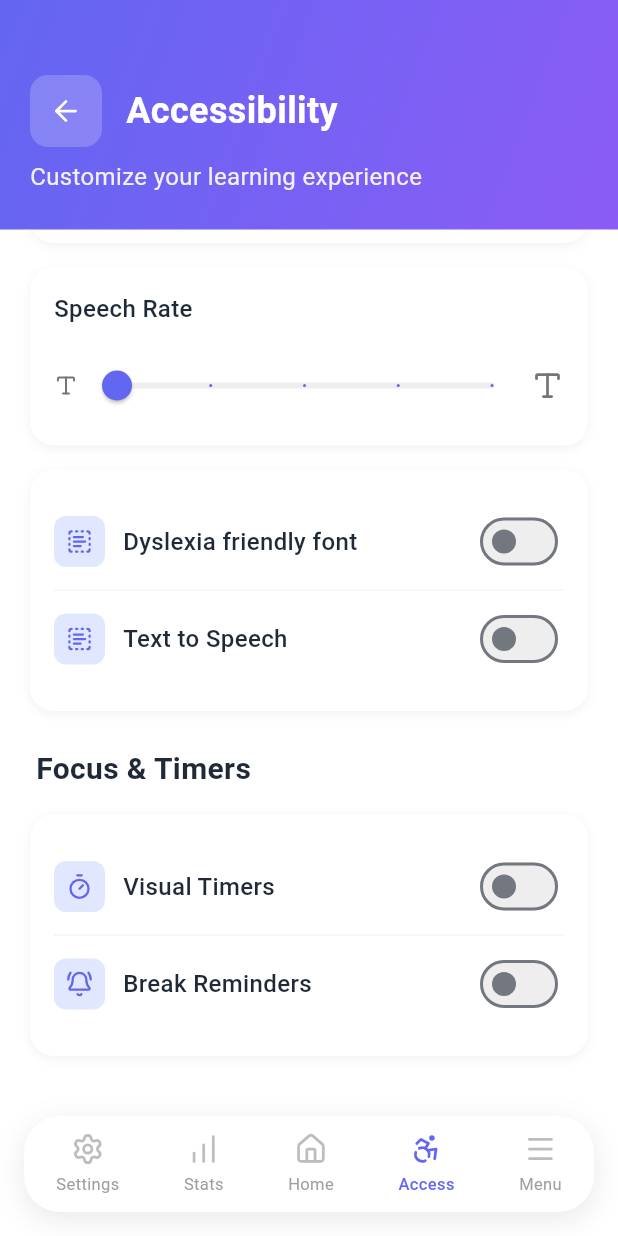
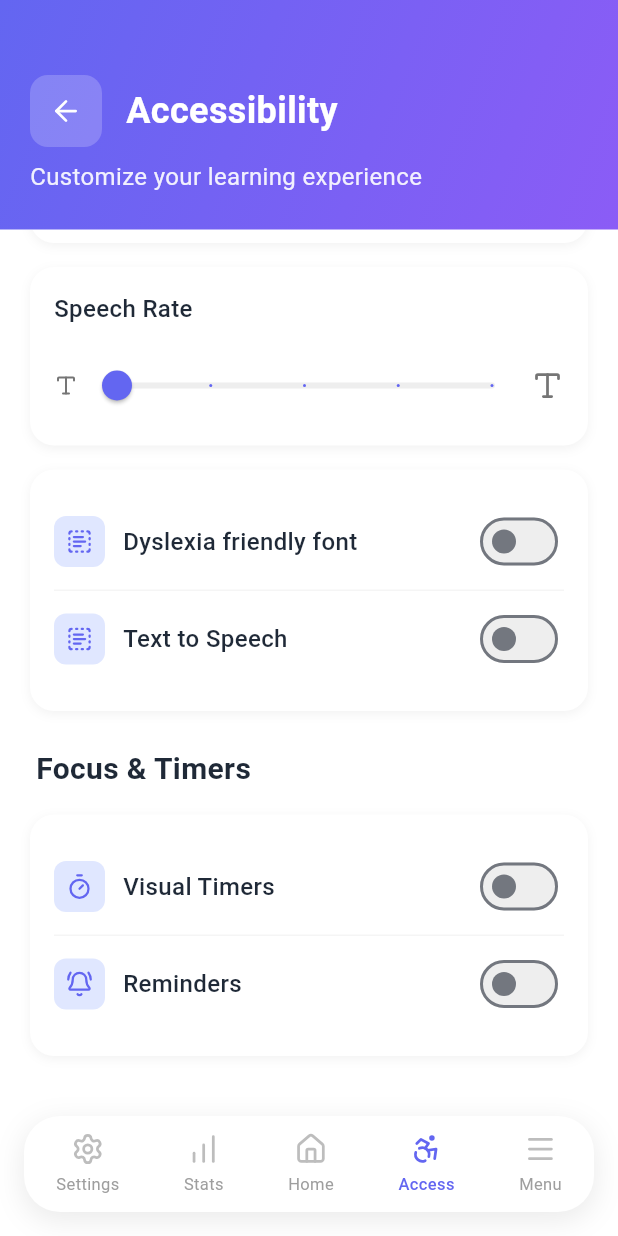
Before and after one commit to 0xteamCookie/LearnAbility, a Flutter app: the HomePage screen opened directly, item 4 of the bottom bar chosen, scrolled down 302 dp, on a phone screen of 412 x 824 dp. Run offline on Flutter 3.47's test engine with Material 3 defaults, Android fonts, the phone set to English and light mode, and no system bars; our stand-ins replace easy_localization, file_picker, flutter_markdown, flutter_tts, logger, lucide_icons and 2 more; missing offline and left inert: flutter_math_fork, vapinew; accounts and stored records are empty; network calls fail.

Commit message:
reminders done and props passed

```diff
--- a/assets/lang/en.json
+++ b/assets/lang/en.json
@@ -93,7 +93,7 @@
     "fast": "Fast",
     "dyslexia_friendly_font": "Dyslexia friendly font",
     "focus_and_timers": "Focus & Timers",
-    "break_reminders": "Break Reminders",
+    "reminders": "Reminders",
 
     "quizzes": "Quizzes",
     "questions": "Questions",
--- a/assets/lang/hi.json
+++ b/assets/lang/hi.json
@@ -83,7 +83,7 @@
   "fast": "तेज़",
   "dyslexia_friendly_font": "डिस्लेक्सिया-अनुकूल अक्षर",
   "focus_and_timers": "फोकस और टाइमर",
-  "break_reminders": "विराम अनुस्मारक",
+  "reminders": "अनुस्मारक",
   "good_morning":"सुप्रभात,",
   "good_afternoon":"शुभ अपराह्न,",
   "good_evening":"शुभ संध्या,",
--- a/lib/accessibility_model.dart
+++ b/lib/accessibility_model.dart
@@ -6,7 +6,7 @@ class AccessibilitySettings extends ChangeNotifier {
   double _speechRate = 0.5;
   bool _wordPrediction = false;
   bool _visualTimers = false;
-  bool _breakReminders = false;
+  bool _reminders = false;
   bool _textToSpeech = false;
   int _selectedColorIndex = 0;
   int _selectedIndexBottomNavBar = 2;
@@ -18,7 +18,7 @@ class AccessibilitySettings extends ChangeNotifier {
   bool get wordPrediction => _wordPrediction;
   bool get textToSpeech => _textToSpeech;
   bool get visualTimers => _visualTimers;
-  bool get breakReminders => _breakReminders;
+  bool get reminders => _reminders;
   int get selectedColorIndex => _selectedColorIndex;
   int get selectedIndexBottomNavBar => _selectedIndexBottomNavBar;
   String get language => _language;
@@ -53,8 +53,8 @@ class AccessibilitySettings extends ChangeNotifier {
     notifyListeners();
   }
 
-  void setBreakReminders(bool value) {
-    _breakReminders = value;
+  void setReminders(bool value) {
+    _reminders = value;
     notifyListeners();
   }
 
--- a/lib/accessibility_page.dart
+++ b/lib/accessibility_page.dart
@@ -46,7 +46,7 @@ class _AccessibilityPageState extends State<AccessibilityPage> {
     bool openDyslexic = settings.openDyslexic;
     double speechRate = settings.speechRate;
     bool visualTimers = settings.visualTimers;
-    bool breakReminders = settings.breakReminders;
+    bool breakReminders = settings.reminders;
     int selectedColorIndex = settings.selectedColorIndex;
     bool textToSpeech = settings.textToSpeech;
 
@@ -359,9 +359,9 @@ class _AccessibilityPageState extends State<AccessibilityPage> {
                               color: Colors.grey.shade100,
                             ),
                             _buildSwitchSetting(
-                              "break_reminders".tr(),
+                              "reminders".tr(),
                               breakReminders,
-                              (value) => settings.setBreakReminders(value),
+                              (value) => settings.setReminders(value),
                               fontSize,
                               fontFamily(),
                               LucideIcons.bellRing,
```
Also changed, not shown: lib/Lesson/lesson_page.dart (+122 -64 lines).
